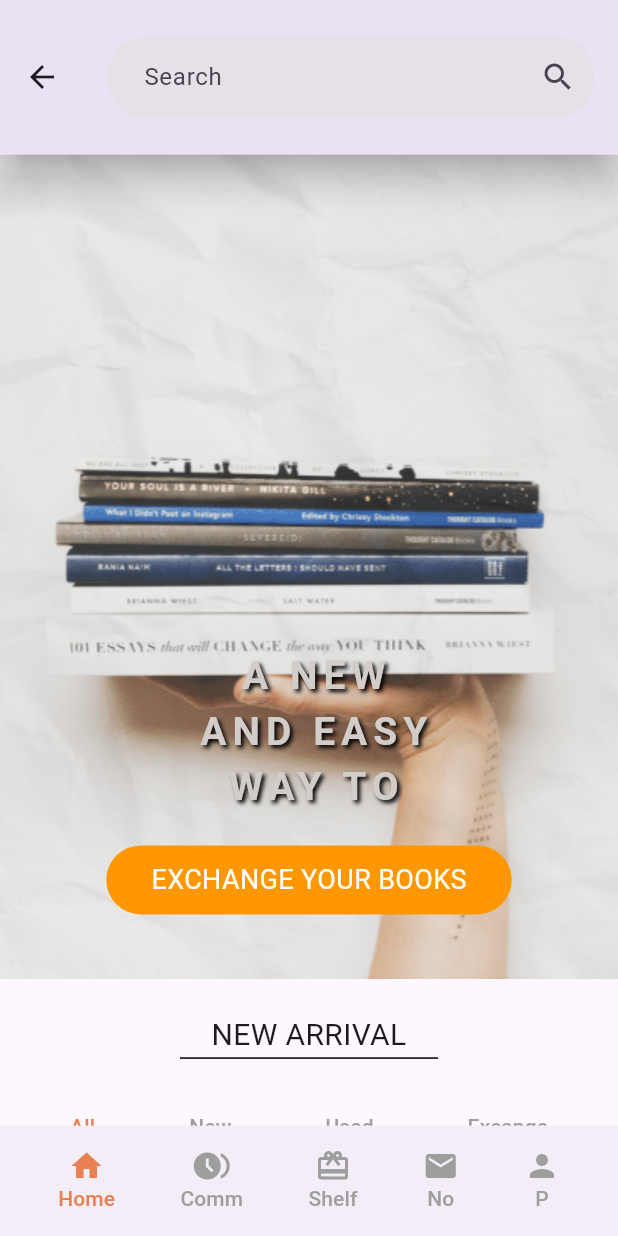
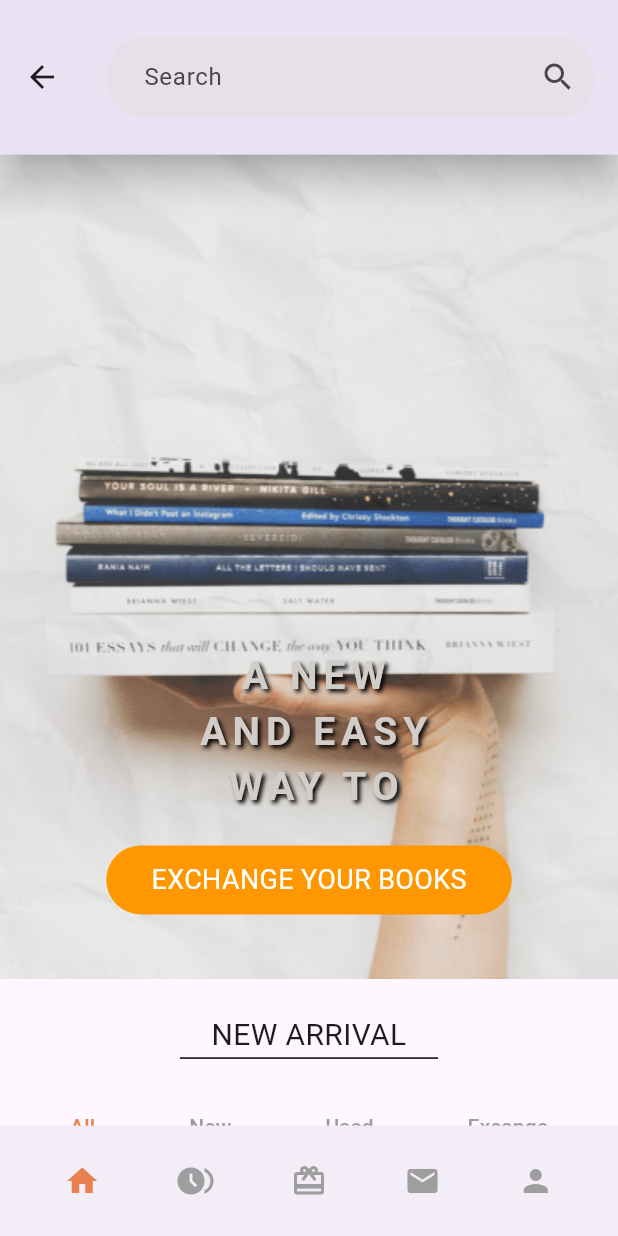
Before and after one commit to seddiksss/trading_books, a Flutter app: the HomeScreen screen opened by its route, on a phone screen of 412 x 824 dp. Run offline on Flutter 3.47's test engine with Material 3 defaults, Android fonts, the phone set to English and light mode, and no system bars; our stand-ins replace babstrap_settings_screen, get, get_storage, introduction_screen; accounts and stored records are empty.

Commit message:
delete title bottomNavigationBar

```diff
--- a/lib/Views/screens/homescreen.dart
+++ b/lib/Views/screens/homescreen.dart
@@ -34,7 +34,6 @@ class BottomAppBarWidget extends StatelessWidget {
           // Image.asset('assets/images/day-with-rain.png'),
           GetBuilder<HomeController>(
               builder: (controller) => CustomPageBotton(
-                  title: "Home",
                   iconData: Icons.home,
                   onPressed: () {
                     controller.changePage(0);
@@ -42,7 +41,6 @@ class BottomAppBarWidget extends StatelessWidget {
                   index: 0)),
           GetBuilder<HomeController>(
               builder: (controller) => CustomPageBotton(
-                  title: "Comm",
                   iconData: Icons.browse_gallery,
                   onPressed: () {
                     controller.changePage(1);
@@ -50,7 +48,6 @@ class BottomAppBarWidget extends StatelessWidget {
                   index: 1)),
           GetBuilder<HomeController>(
               builder: (controller) => CustomPageBotton(
-                  title: "Shelf",
                   iconData: Icons.card_giftcard,
                   onPressed: () {
                     controller.changePage(2);
@@ -58,7 +55,6 @@ class BottomAppBarWidget extends StatelessWidget {
                   index: 2)),
           GetBuilder<HomeController>(
               builder: (controller) => CustomPageBotton(
-                  title: "No",
                   iconData: Icons.email,
                   onPressed: () {
                     controller.changePage(3);
@@ -66,7 +62,6 @@ class BottomAppBarWidget extends StatelessWidget {
                   index: 3)),
           GetBuilder<HomeController>(
               builder: (controller) => CustomPageBotton(
-                  title: "P",
                   iconData: Icons.person,
                   onPressed: () {
                     controller.changePage(4);
--- a/lib/Views/widgets/customPageButton.dart
+++ b/lib/Views/widgets/customPageButton.dart
@@ -6,12 +6,10 @@ import 'package:trading_books/Core/Constants/AppColor.dart';
 
 class CustomPageBotton extends GetView {
   final int index;
-  final String title;
   final IconData iconData;
   final void Function() onPressed;
   const CustomPageBotton(
       {super.key,
-      required this.title,
       required this.iconData,
       required this.onPressed,
       required this.index});
@@ -31,13 +29,6 @@ class CustomPageBotton extends GetView {
                     ? AppColor.primarycolor
                     : AppColor.grey,
               ),
-              Text(
-                title,
-                style: TextStyle(
-                    color: controller.currentPag == index
-                        ? AppColor.primarycolor
-                        : AppColor.grey),
-              ),
             ],
           );
         }));
```
